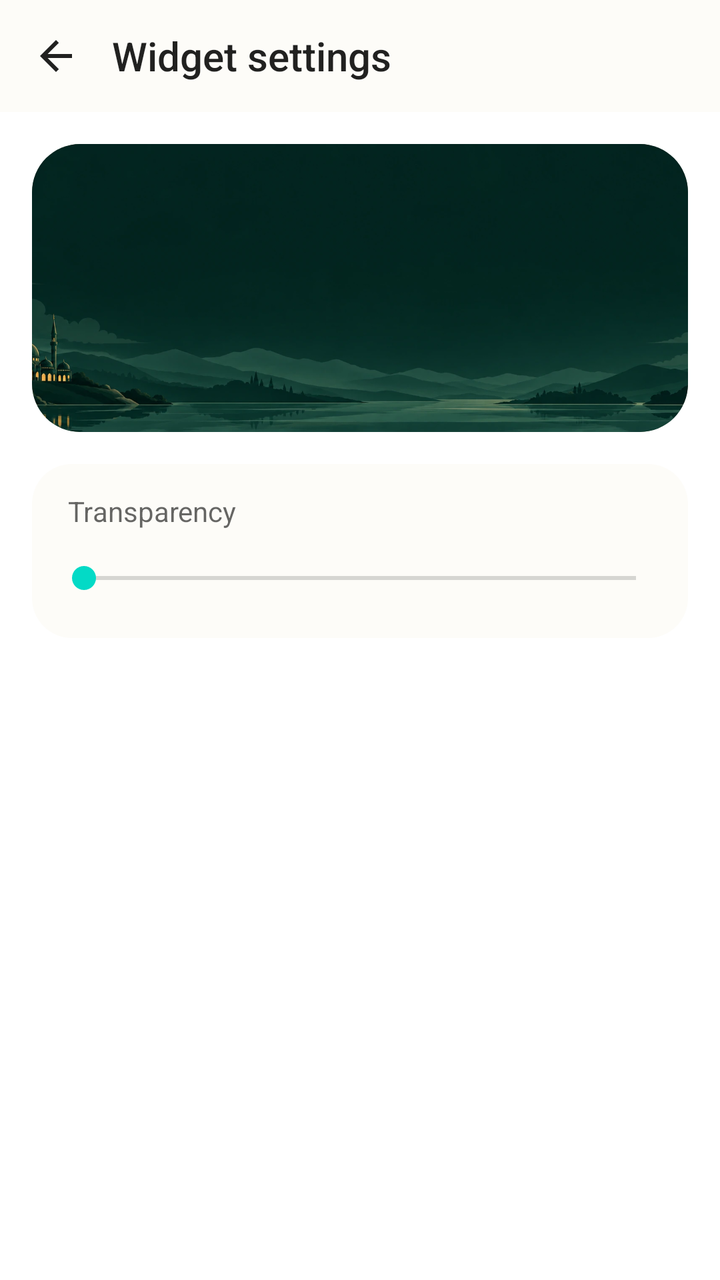
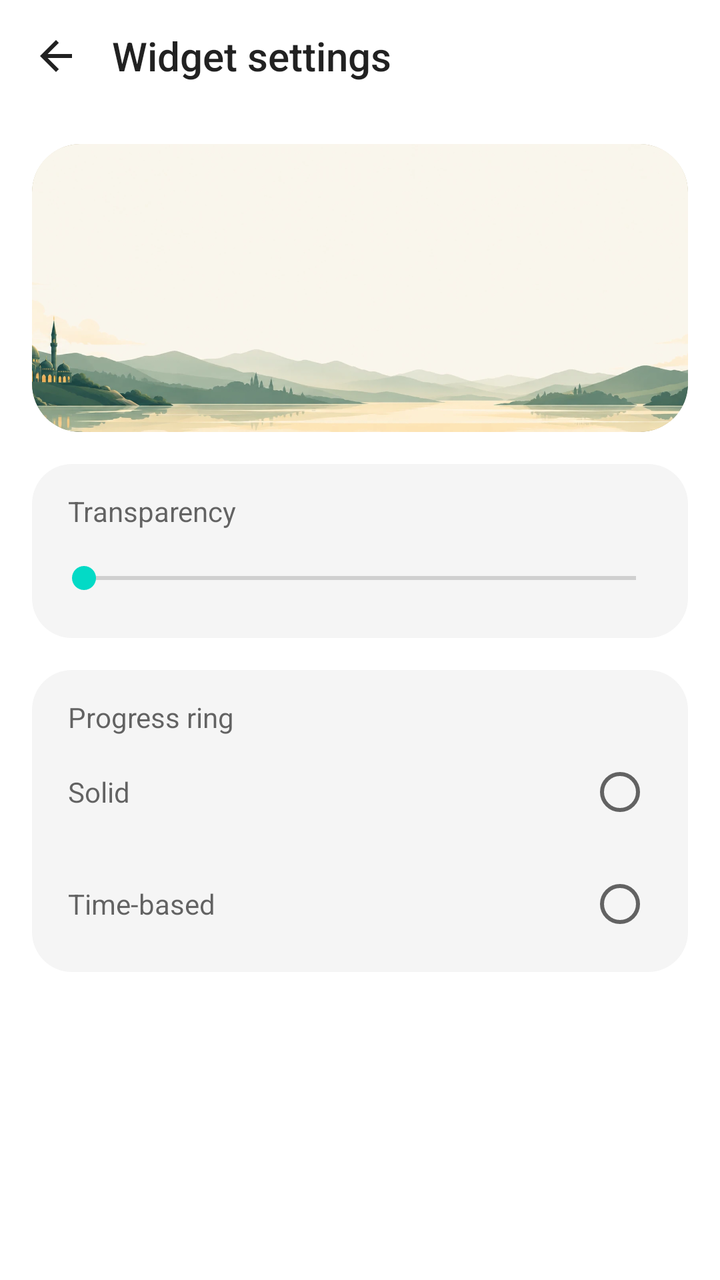

Before-and-after screenshots of an Android layout around one commit, followed by the original layout XML and the change that was made.
<!-- AndroidManifest.xml: fallback theme Theme.MaterialComponents.DayNight.NoActionBar -->
<!-- res/layout/prayer_countdown_settings.xml -->
<LinearLayout xmlns:android="http://schemas.android.com/apk/res/android"
    android:id="@+id/widget_countdown_screen"
    android:layout_width="match_parent"
    android:layout_height="match_parent"
    android:background="@color/countdown_settings_card"
    android:orientation="vertical">

    <LinearLayout
        android:id="@+id/widget_countdown_toolbar"
        android:layout_width="match_parent"
        android:layout_height="wrap_content"
        android:gravity="center_vertical"
        android:orientation="horizontal"
        android:paddingEnd="16dp">

        <ImageButton
            android:id="@+id/widget_countdown_back"
            android:layout_width="56dp"
            android:layout_height="56dp"
            android:background="?android:attr/selectableItemBackgroundBorderless"
            android:contentDescription="@string/widget_countdown_back"
            android:scaleType="center"
            android:src="@drawable/ic_countdown_back" />

        <TextView
            android:layout_width="0dp"
            android:layout_height="wrap_content"
            android:layout_weight="1"
            android:fontFamily="sans-serif-medium"
            android:text="@string/widget_countdown_settings"
            android:textAppearance="@android:style/TextAppearance.Material.Title"
            android:textColor="?android:attr/textColorPrimary" />
    </LinearLayout>

    <ScrollView
        android:id="@+id/widget_countdown_settings_body"
        android:layout_width="match_parent"
        android:layout_height="0dp"
        android:layout_weight="1"
        android:background="?android:attr/colorBackground"
        android:clipToPadding="false">

        <LinearLayout
            android:layout_width="match_parent"
            android:layout_height="wrap_content"
            android:orientation="vertical"
            android:padding="16dp">

            <FrameLayout
                android:id="@+id/widget_countdown_preview"
                android:layout_width="match_parent"
                android:layout_height="144dp"
                android:background="@drawable/widget_panel"
                android:clipToOutline="true">

                <ImageView
                    android:layout_width="match_parent"
                    android:layout_height="match_parent"
                    android:importantForAccessibility="no"
                    android:scaleType="centerCrop"
                    android:src="@drawable/widget_horizon" />
            </FrameLayout>

            <LinearLayout
                android:layout_width="match_parent"
                android:layout_height="wrap_content"
                android:layout_marginTop="16dp"
                android:background="@drawable/countdown_settings_card"
                android:orientation="vertical"
                android:paddingStart="18dp"
                android:paddingTop="14dp"
                android:paddingEnd="18dp"
                android:paddingBottom="6dp">

                <LinearLayout
                    android:layout_width="match_parent"
                    android:layout_height="wrap_content"
                    android:orientation="horizontal">

                    <TextView
                        android:layout_width="0dp"
                        android:layout_height="wrap_content"
                        android:layout_weight="1"
                        android:labelFor="@+id/widget_countdown_transparency"
                        android:text="@string/widget_countdown_transparency"
                        android:textAppearance="@android:style/TextAppearance.Material.Body1"
                        android:textColor="?android:attr/textColorSecondary" />

                    <TextView
                        android:id="@+id/widget_countdown_transparency_value"
                        android:layout_width="wrap_content"
                        android:layout_height="wrap_content"
                        android:importantForAccessibility="no"
                        android:textAppearance="@android:style/TextAppearance.Material.Body1"
                        android:textColor="?android:attr/textColorPrimary" />
                </LinearLayout>

                <SeekBar
                    android:id="@id/widget_countdown_transparency"
                    android:layout_width="match_parent"
                    android:layout_height="wrap_content"
                    android:minHeight="48dp"
                    android:max="100"
                    android:paddingStart="8dp"
                    android:paddingEnd="8dp"
                    android:saveEnabled="false" />
            </LinearLayout>
        </LinearLayout>
    </ScrollView>
</LinearLayout>
<!-- resources referenced by this layout -->
<resources>
  <color name="countdown_settings_card">#FDFCF8</color>
  <!-- drawable countdown_settings_card (drawable) -->
  <shape xmlns:android="http://schemas.android.com/apk/res/android">
      <solid android:color="@color/countdown_settings_card" />
      <corners android:radius="20dp" />
  </shape>
  <!-- drawable ic_countdown_back (drawable) -->
  <vector xmlns:android="http://schemas.android.com/apk/res/android"
      android:width="24dp"
      android:height="24dp"
      android:autoMirrored="true"
      android:viewportWidth="24"
      android:viewportHeight="24">
      <path
          android:fillColor="?android:attr/textColorPrimary"
          android:pathData="M20,11H7.83l5.59,-5.59L12,4l-8,8 8,8 1.42,-1.41L7.83,13H20z" />
  </vector>
  <!-- drawable widget_horizon: webp bitmap (drawable-nodpi, 43272 bytes) -->
  <!-- drawable widget_panel (drawable) -->
  <shape xmlns:android="http://schemas.android.com/apk/res/android">
      <solid android:color="#041E1B" />
      <stroke android:width="1dp" android:color="#7B713F" />
      <corners android:radius="24dp" />
  </shape>
  <string name="widget_countdown_back">Back</string>
  <string name="widget_countdown_settings">Widget settings</string>
  <string name="widget_countdown_transparency">Transparency</string>
</resources>

<!-- the commit's change to res/layout/prayer_countdown_settings.xml (unified diff, before → after) -->
@@ -2,7 +2,7 @@
     android:id="@+id/widget_countdown_screen"
     android:layout_width="match_parent"
     android:layout_height="match_parent"
-    android:background="@color/countdown_settings_card"
+    android:background="?android:attr/colorBackground"
     android:orientation="vertical">
 
     <LinearLayout
@@ -58,7 +58,7 @@
                     android:layout_height="match_parent"
                     android:importantForAccessibility="no"
                     android:scaleType="centerCrop"
-                    android:src="@drawable/widget_horizon" />
+                    android:src="@drawable/countdown_settings_horizon" />
             </FrameLayout>
 
             <LinearLayout
@@ -105,6 +105,65 @@
                     android:paddingEnd="8dp"
                     android:saveEnabled="false" />
             </LinearLayout>
+
+            <LinearLayout
+                android:layout_width="match_parent"
+                android:layout_height="wrap_content"
+                android:layout_marginTop="16dp"
+                android:background="@drawable/countdown_settings_card"
+                android:orientation="vertical"
+                android:paddingStart="18dp"
+                android:paddingTop="14dp"
+                android:paddingEnd="18dp"
+                android:paddingBottom="6dp">
+
+                <TextView
+                    android:layout_width="match_parent"
+                    android:layout_height="wrap_content"
+                    android:text="@string/widget_countdown_ring"
+                    android:textAppearance="@android:style/TextAppearance.Material.Body1"
+                    android:textColor="?android:attr/textColorSecondary" />
+
+                <RadioGroup
+                    android:id="@+id/widget_countdown_ring_modes"
+                    android:layout_width="match_parent"
+                    android:layout_height="wrap_content"
+                    android:orientation="vertical"
+                    android:saveEnabled="false">
+
+                    <RadioButton
+                        android:id="@+id/widget_countdown_ring_solid"
+                        style="@style/CountdownRingMode"
+                        android:layout_width="match_parent"
+                        android:layout_height="wrap_content"
+                        android:saveEnabled="false"
+                        android:text="@string/widget_countdown_ring_solid" />
+
+                    <RadioGroup
+                        android:id="@+id/widget_countdown_ring_color_row"
+                        android:layout_width="match_parent"
+                        android:layout_height="wrap_content"
+                        android:layout_marginBottom="4dp"
+                        android:orientation="horizontal"
+                        android:saveEnabled="false"
+                        android:visibility="gone" />
+
+                    <RadioButton
+                        android:id="@+id/widget_countdown_ring_time_based"
+                        style="@style/CountdownRingMode"
+                        android:layout_width="match_parent"
+                        android:layout_height="wrap_content"
+                        android:saveEnabled="false"
+                        android:text="@string/widget_countdown_ring_time_based" />
+
+                    <LinearLayout
+                        android:id="@+id/widget_countdown_ring_time_samples"
+                        android:layout_width="match_parent"
+                        android:layout_height="wrap_content"
+                        android:orientation="horizontal"
+                        android:visibility="gone" />
+                </RadioGroup>
+            </LinearLayout>
         </LinearLayout>
     </ScrollView>
 </LinearLayout>
<!-- resource entries referenced after the edit -->
@@ -1,6 +1,6 @@
 <!-- resources referenced by this layout -->
 <resources>
-  <color name="countdown_settings_card">#FDFCF8</color>
+  <color name="countdown_settings_card">#F5F5F5</color>
   <!-- drawable countdown_settings_card (drawable) -->
   <shape xmlns:android="http://schemas.android.com/apk/res/android">
       <solid android:color="@color/countdown_settings_card" />
@@ -17,7 +17,6 @@
           android:fillColor="?android:attr/textColorPrimary"
           android:pathData="M20,11H7.83l5.59,-5.59L12,4l-8,8 8,8 1.42,-1.41L7.83,13H20z" />
   </vector>
-  <!-- drawable widget_horizon: webp bitmap (drawable-nodpi, 43272 bytes) -->
   <!-- drawable widget_panel (drawable) -->
   <shape xmlns:android="http://schemas.android.com/apk/res/android">
       <solid android:color="#041E1B" />
@@ -25,7 +24,20 @@
       <corners android:radius="24dp" />
   </shape>
   <string name="widget_countdown_back">Back</string>
+  <string name="widget_countdown_ring">Progress ring</string>
+  <string name="widget_countdown_ring_solid">Solid</string>
+  <string name="widget_countdown_ring_time_based">Time-based</string>
   <string name="widget_countdown_settings">Widget settings</string>
   <string name="widget_countdown_transparency">Transparency</string>
+  <style name="CountdownRingMode" parent="@android:style/Widget.Material.CompoundButton.RadioButton">
+          <item name="android:background">@null</item>
+          <item name="android:button">@null</item>
+          <item name="android:drawableEnd">?android:attr/listChoiceIndicatorSingle</item>
+          <item name="android:drawablePadding">12dp</item>
+          <item name="android:drawableTint">@color/countdown_selector_tint</item>
+          <item name="android:gravity">center_vertical</item>
+          <item name="android:minHeight">56dp</item>
+          <item name="android:textColor">@color/countdown_option_text</item>
+      </style>
 </resources>
 
